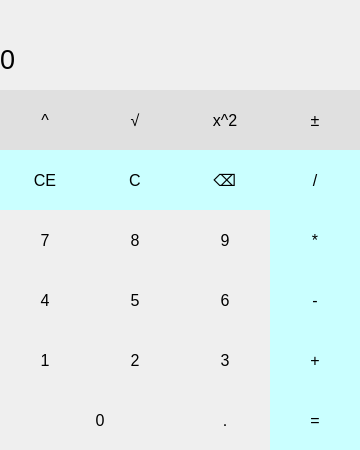
The window that Lab#2/Calc/Calc/Calc.ui (AlexStamatin/MIDPS) describes before a commit, drawn with Qt 5.
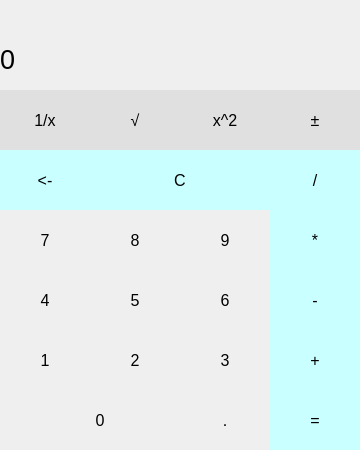
The same window after the commit.

Commit message: Added label for ongoing calculations

Diff of the .ui file:
```diff
--- a/Lab#2/Calc/Calc/Calc.ui
+++ b/Lab#2/Calc/Calc/Calc.ui
@@ -68,7 +68,7 @@
 }</string>
     </property>
     <property name="text">
-     <string>^</string>
+     <string>1/x</string>
     </property>
    </widget>
    <widget class="QPushButton" name="pushButton_1">
@@ -185,7 +185,7 @@
 }</string>
     </property>
     <property name="text">
-     <string>CE</string>
+     <string>&lt;-</string>
     </property>
    </widget>
    <widget class="QPushButton" name="pushButton_sgnch">
@@ -253,7 +253,7 @@
      <rect>
       <x>90</x>
       <y>150</y>
-      <width>90</width>
+      <width>180</width>
       <height>60</height>
      </rect>
     </property>
@@ -630,36 +630,6 @@
      <string>*</string>
     </property>
    </widget>
-   <widget class="QPushButton" name="pushButton_backspace">
-    <property name="geometry">
-     <rect>
-      <x>180</x>
-      <y>150</y>
-      <width>90</width>
-      <height>60</height>
-     </rect>
-    </property>
-    <property name="font">
-     <font>
-      <pointsize>12</pointsize>
-     </font>
-    </property>
-    <property name="styleSheet">
-     <string notr="true">QPushButton
-{
-background-color: rgb(202, 255, 255);
-border: none;
-}
-QPushButton:pressed
-{
-background-color:qlineargradient(x1:0, y1:0, z2:0, y2:1,
-						  stop: 0#A2B5CD, stop: 1#BCD2EE);
-}</string>
-    </property>
-    <property name="text">
-     <string>⌫</string>
-    </property>
-   </widget>
    <widget class="QPushButton" name="pushButton_sqr">
     <property name="geometry">
      <rect>
```
Left out of the diff: 29 changed lines with no effect on the pictures. The commit also changes 3 other files.
